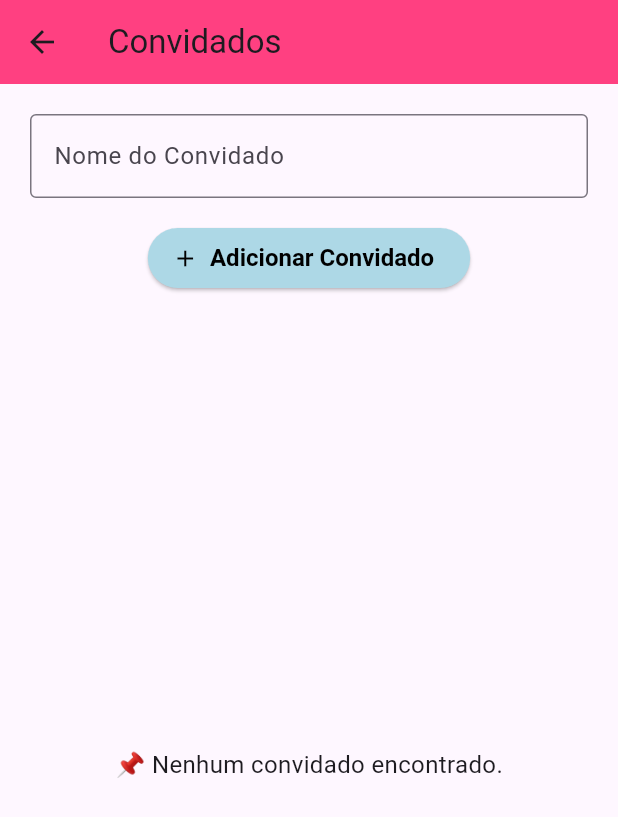
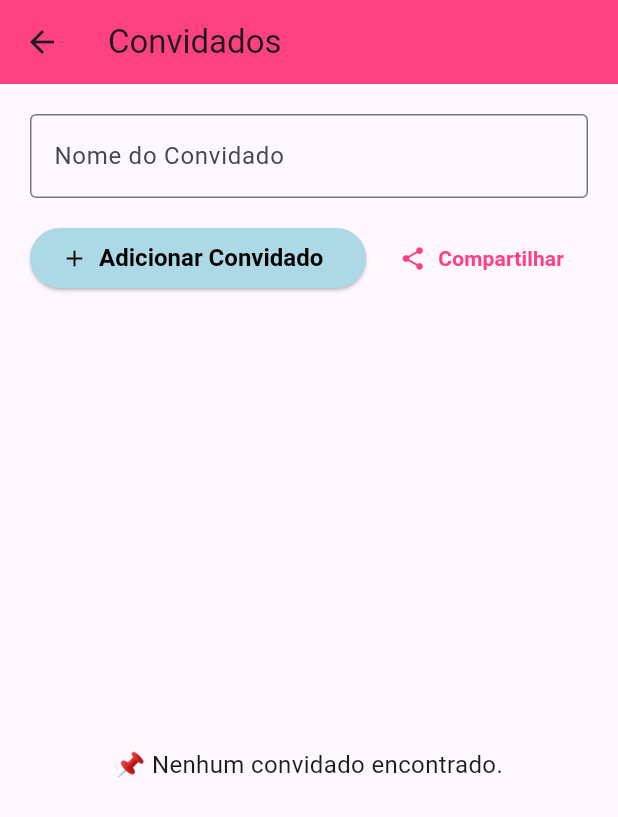
Before and after one commit to VictorAlexandreMuller/Frontend, a Flutter app: the ConvidadosPage screen opened directly with empty values, on a phone screen of 412 x 824 dp. Shown: the top 817 px of the screen. Run offline on Flutter 3.47's test engine with Material 3 defaults, Android fonts, the phone set to English and light mode, and no system bars; our stand-ins replace flutter_dotenv, flutter_secure_storage, font_awesome_flutter, go_router, share_plus, shared_preferences and 1 more; accounts and stored records are empty; network calls fail.

Commit message:
Compartilhar convite

```diff
--- a/lib/main.dart
+++ b/lib/main.dart
@@ -1,8 +1,10 @@
 import 'package:festora/pages/navigation/router.dart';
 import 'package:flutter/material.dart';
+import 'package:flutter_dotenv/flutter_dotenv.dart';
 
-void main() {
+void main() async {
   WidgetsFlutterBinding.ensureInitialized();
+  await dotenv.load();
   runApp(const MyApp());
 }
 
--- a/lib/pages/funcionalidades/amigos/convidar_amigos_page.dart
+++ b/lib/pages/funcionalidades/amigos/convidar_amigos_page.dart
@@ -1,10 +1,11 @@
+import 'package:festora/models/evento_details_model.dart';
 import 'package:flutter/material.dart';
 import 'package:festora/models/evento_model.dart';
 import 'package:festora/services/amizade_service.dart';
 import 'package:festora/services/convite_service.dart';
 
 class ConvidarAmigosPage extends StatefulWidget {
-  final EventoModel evento;
+  final EventoDetails evento;
   const ConvidarAmigosPage({super.key, required this.evento});
   static const String routeName = 'convidar-amigos';
 
--- a/lib/pages/funcionalidades/convidados_page.dart
+++ b/lib/pages/funcionalidades/convidados_page.dart
@@ -1,6 +1,8 @@
 import 'package:festora/models/evento_details_model.dart';
 import 'package:festora/services/convidado_service.dart';
 import 'package:flutter/material.dart';
+import 'package:share_plus/share_plus.dart';
+import 'package:flutter_dotenv/flutter_dotenv.dart';
 
 class ConvidadosPage extends StatefulWidget {
   final EventoDetails evento;
@@ -18,6 +20,8 @@ class _ConvidadosPageState extends State<ConvidadosPage> {
   bool _isLoading = false;
   List<String> _convidados = []; // apenas nomes por enquanto
   bool _carregandoLista = true;
+
+  final baseUrl = dotenv.env['BASE_URL']?.replaceAll('%23', '#');
 
   Future<void> _carregarConvidados() async {
     setState(() => _carregandoLista = true);
@@ -83,19 +87,45 @@ class _ConvidadosPageState extends State<ConvidadosPage> {
               ),
             ),
             const SizedBox(height: 16),
-            ElevatedButton.icon(
+            Row(
+              children: [
+                Expanded(
+                  child: ElevatedButton.icon(
                     onPressed: _isLoading ? null : _adicionarConvidado,
                     icon: const Icon(Icons.add),
                     label: const Text('Adicionar Convidado'),
                     style: ElevatedButton.styleFrom(
-                backgroundColor: const Color(0xFFADD8E6), // azul bebê
-                foregroundColor:
-                    const Color.fromARGB(255, 0, 0, 0), // cor do texto e ícone
+                      backgroundColor: const Color(0xFFADD8E6),
+                      foregroundColor: Colors.black,
                       textStyle: const TextStyle(
                         fontWeight: FontWeight.bold,
                         fontSize: 16,
                       ),
                     ),
+                  ),
+                ),
+                const SizedBox(width: 10),
+                TextButton.icon(
+                  onPressed: () {
+                    final baseUrl =
+                        dotenv.env['BASE_URL']?.replaceAll('%23', '#') ?? '';
+                    final conviteUrl =
+                        '$baseUrl/convite?eventoId=${widget.evento.id}';
+                    final mensagem =
+                        'Você está convidado para o ${widget.evento.tipo}, "${widget.evento.titulo}"! 🎉\n\nConfirme sua presença: $conviteUrl';
+
+                    Share.share(mensagem);
+                  },
+                  icon: const Icon(Icons.share, color: Colors.pinkAccent),
+                  label: const Text(
+                    'Compartilhar',
+                    style: TextStyle(
+                      color: Colors.pinkAccent,
+                      fontWeight: FontWeight.bold,
+                    ),
+                  ),
+                )
+              ],
             ),
             const SizedBox(height: 20),
             Expanded(
--- a/lib/pages/navigation/router.dart
+++ b/lib/pages/navigation/router.dart
@@ -107,7 +107,7 @@ abstract class AppRouter {
         name: 'convidar-amigos',
         builder: (context, state) {
           final extra = state.extra;
-          if (extra is EventoModel) {
+          if (extra is EventoDetails) {
             return ConvidarAmigosPage(evento: extra);
           } else {
             return const Scaffold(
--- a/pubspec.yaml
+++ b/pubspec.yaml
@@ -10,6 +10,7 @@ environment:
 dependencies:
   flutter:
     sdk: flutter
+  flutter_dotenv: ^5.0.2
   share_plus: ^7.2.1
   url_launcher: ^6.2.6
   flutter_secure_storage: ^9.0.0  # ou versão mais recente
```
Also changed, not shown: pubspec.lock, 1 other file. Lines whose indentation alone changed are shown as unchanged.
